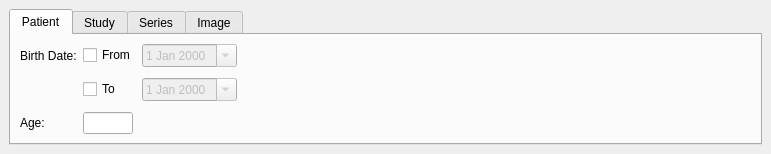
zyq1569/starviewer, file PacsViewer/src/inputoutput/qadvancedsearchwidgetbase.ui: the form before one commit.
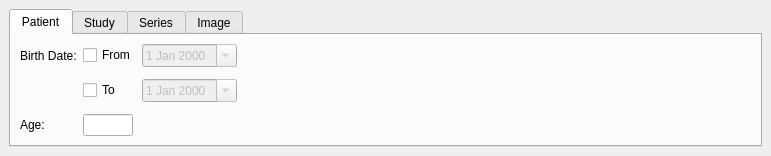
The form after the commit.

The edit to the form file:
```diff
--- a/PacsViewer/src/inputoutput/qadvancedsearchwidgetbase.ui
+++ b/PacsViewer/src/inputoutput/qadvancedsearchwidgetbase.ui
@@ -7,7 +7,7 @@
     <x>0</x>
     <y>0</y>
     <width>771</width>
-    <height>154</height>
+    <height>156</height>
    </rect>
   </property>
   <property name="windowTitle">
```
Left out of the diff: 44 changed lines with no effect on the pictures.
